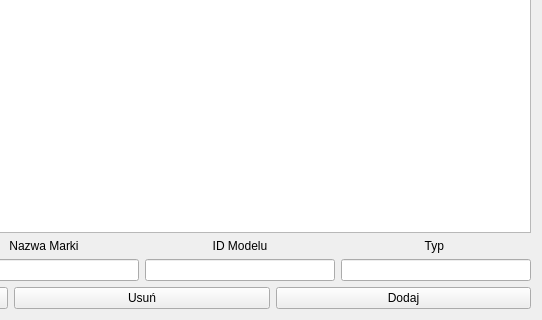
Qt form zarzadzaniemodelami.ui (MrRandevo/GUI-for-workshop-database) before a commit; both pictures show x 258 to 800 and y 280 to 600 of the 800 by 600 pixel window.
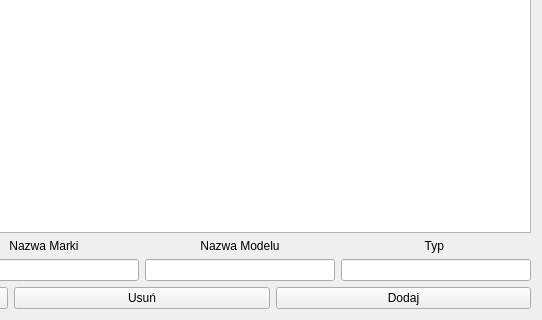
The same form after that commit.

The edit to the form file:
```diff
--- a/zarzadzaniemodelami.ui
+++ b/zarzadzaniemodelami.ui
@@ -58,7 +58,7 @@
        <item>
         <widget class="QLabel" name="Model_Label">
          <property name="text">
-          <string>ID Modelu</string>
+          <string>Nazwa Modelu</string>
          </property>
          <property name="alignment">
           <set>Qt::AlignCenter</set>
```
